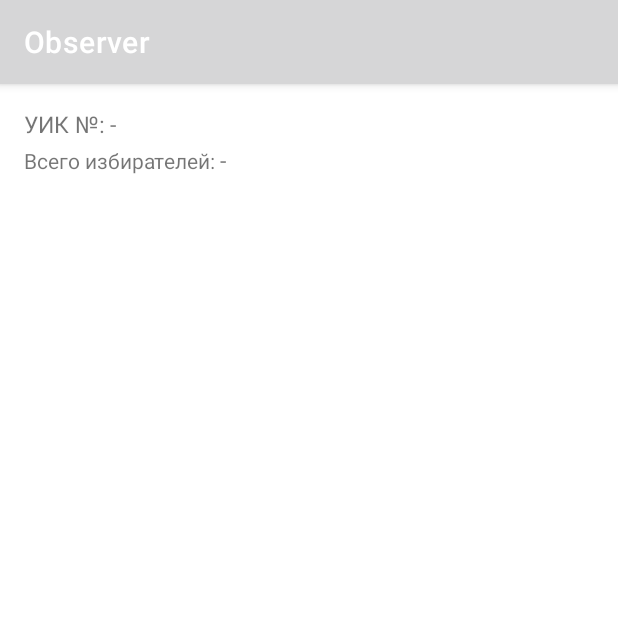
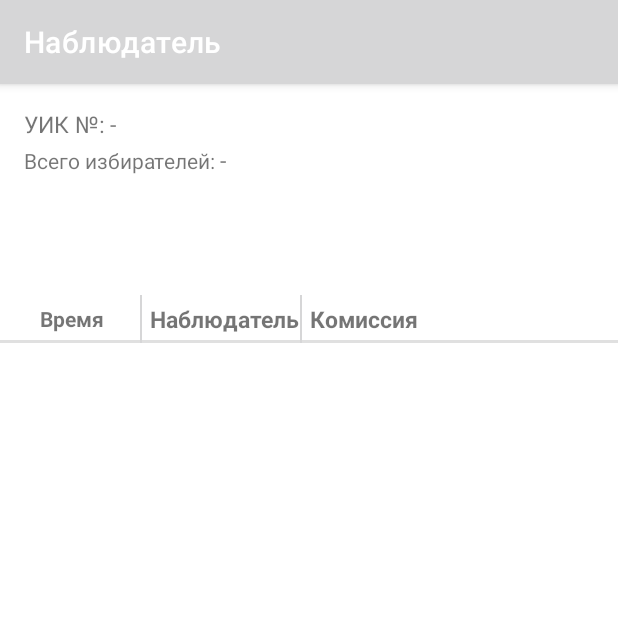
Before and after one commit to MatveyVlasov/observer, an Android app: the screen it shows after launch (MainActivity), after a tap on "Посмотреть явку к каждому часу", on a phone screen of 412 x 824 dp, the top half of it. Run offline under Robolectric (Android 15) with nearby library versions, the phone set to English and light mode, and no system bars; our stand-ins replace Room's generated code, data binding; 3 other taps on this screen came first.

Commit message:
turnout records header added

```diff
--- a/app/src/main/java/ru/elections/observer/BindingUtils.kt
+++ b/app/src/main/java/ru/elections/observer/BindingUtils.kt
@@ -53,16 +53,11 @@ class BindingUtils {
             text = String.format("%d (%2.2f %%)", item.actionTotal, turnout)
         }
 
-//        @JvmStatic
-//        @BindingAdapter("itemOfficialTotal")
-//        fun TextView.setItemOfficialTotal(item: Action) {
-//            text = if (item.officialTotal >= 0) item.officialTotal.toString() else "-"
-//        }
-
         @JvmStatic
         @BindingAdapter(value = ["election", "itemOfficialTurnout"], requireAll = true)
         fun TextView.setItemOfficialTurnout(election: Election, item: Action) {
-            val turnout = item.officialTotal / election.totalVoters.toDouble() * 100.0
+            var turnout = item.officialTotal / election.totalVoters.toDouble() * 100.0
+            turnout = maxOf(0.0, turnout)
             text = if (item.officialTotal >= 0)
                 String.format("%d (%2.2f %%)", item.officialTotal, turnout) else "-"
         }
--- a/app/src/main/java/ru/elections/observer/turnout/TurnoutFragment.kt
+++ b/app/src/main/java/ru/elections/observer/turnout/TurnoutFragment.kt
@@ -12,6 +12,7 @@ import androidx.databinding.DataBindingUtil
 import androidx.fragment.app.DialogFragment
 import androidx.fragment.app.Fragment
 import androidx.lifecycle.ViewModelProvider
+import androidx.navigation.fragment.NavHostFragment
 import androidx.recyclerview.widget.LinearLayoutManager
 import androidx.recyclerview.widget.RecyclerView
 import ru.elections.observer.ElectionViewModel
@@ -50,7 +51,6 @@ class TurnoutFragment : Fragment() {
         binding.lifecycleOwner = viewLifecycleOwner
 
 
-
         return binding.root
     }
 
--- a/app/src/main/res/layout/fragment_main.xml
+++ b/app/src/main/res/layout/fragment_main.xml
@@ -244,7 +244,7 @@
                 android:layout_width="150dp"
                 android:layout_height="wrap_content"
                 android:layout_marginStart="5dp"
-                android:text="@string/date"
+                android:text="@string/time"
                 android:textStyle="bold" />
 
             <TextView
--- a/app/src/main/res/layout/fragment_turnout.xml
+++ b/app/src/main/res/layout/fragment_turnout.xml
@@ -56,17 +56,67 @@
             app:layout_constraintBaseline_toBaselineOf="@+id/total_voters_text"
             app:layout_constraintStart_toEndOf="@+id/total_voters_text" />
 
+        <LinearLayout
+            android:id="@+id/turnout_records_header"
+            android:layout_width="match_parent"
+            android:layout_height="wrap_content"
+            android:orientation="horizontal"
+            android:layout_marginTop="15dp"
+            style="?android:listSeparatorTextViewStyle"
+            app:layout_constraintBottom_toTopOf="@+id/turnout_records"
+            app:layout_constraintEnd_toEndOf="parent"
+            app:layout_constraintStart_toStartOf="parent"
+            app:layout_constraintTop_toBottomOf="@+id/total_voters_text">
+
+            <TextView
+                android:id="@+id/item_date"
+                android:layout_width="80dp"
+                android:layout_height="wrap_content"
+                android:layout_marginEnd="5dp"
+                android:gravity="center"
+                android:text="@string/time"
+                android:textStyle="bold"/>
+
+            <View
+                android:layout_width="1dp"
+                android:layout_height="match_parent"
+                android:background="@color/gray" />
+
+            <TextView
+                android:id="@+id/item_turnout"
+                android:layout_width="100dp"
+                android:layout_height="wrap_content"
+                android:layout_marginStart="5dp"
+                android:textSize="@dimen/plain_text"
+                android:text="Наблюдатель"
+                android:textStyle="bold"/>
+
+            <View
+                android:layout_width="1dp"
+                android:layout_height="match_parent"
+                android:background="@color/gray" />
+
+            <TextView
+                android:id="@+id/item_official_turnout"
+                android:layout_width="100dp"
+                android:layout_height="wrap_content"
+                android:layout_marginStart="5dp"
+                android:textSize="@dimen/plain_text"
+                android:text="Комиссия"
+                android:textStyle="bold"/>
+        </LinearLayout>
+
         <androidx.recyclerview.widget.RecyclerView
             android:id="@+id/turnout_records"
             android:layout_width="match_parent"
-            android:layout_height="500dp"
+            android:layout_height="465dp"
             android:layout_marginStart="8dp"
             android:layout_marginEnd="8dp"
             app:layoutManager="androidx.recyclerview.widget.LinearLayoutManager"
             app:layout_constraintBottom_toBottomOf="parent"
             app:layout_constraintEnd_toEndOf="parent"
             app:layout_constraintStart_toStartOf="parent"
-            app:layout_constraintTop_toBottomOf="@+id/total_voters_number" />
+            app:layout_constraintTop_toBottomOf="@+id/turnout_records_header" />
 
     </androidx.constraintlayout.widget.ConstraintLayout>
 </layout>
--- a/app/src/main/res/layout/item_record.xml
+++ b/app/src/main/res/layout/item_record.xml
@@ -24,6 +24,7 @@
             android:layout_width="72dp"
             android:layout_height="50dp"
             android:gravity="center"
+            android:layout_marginEnd="5dp"
             app:itemDate="@{action}"
             tools:text="17.09.2021 08:33" />
 
@@ -61,7 +62,7 @@
             android:id="@+id/official_icon_edit"
             android:layout_width="wrap_content"
             android:layout_height="wrap_content"
-            android:layout_marginStart="5dp"
+            android:layout_marginStart="15dp"
             android:contentDescription="@string/edit"
             app:srcCompat="@drawable/ic_baseline_edit_28" />
     </LinearLayout>
--- a/app/src/main/res/values/strings.xml
+++ b/app/src/main/res/values/strings.xml
@@ -1,5 +1,5 @@
 <resources>
-    <string name="app_name">Observer</string>
+    <string name="app_name">Наблюдатель</string>
     <string name="polling_station">УИК №:</string>
     <string name="new_election">Новые выборы</string>
     <string name="total_voters">Всего избирателей:</string>
@@ -10,7 +10,7 @@
     <string name="negative_counter">Число не может быть отрицательным!</string>
     <string name="id">ID</string>
     <string name="action">Действие</string>
-    <string name="date">Дата</string>
+    <string name="time">Время</string>
     <string name="total">Всего</string>
     <string name="exit">Выход</string>
     <string name="exit_confirmation">Вы действительно хотите выйти из приложения?</string>
```
